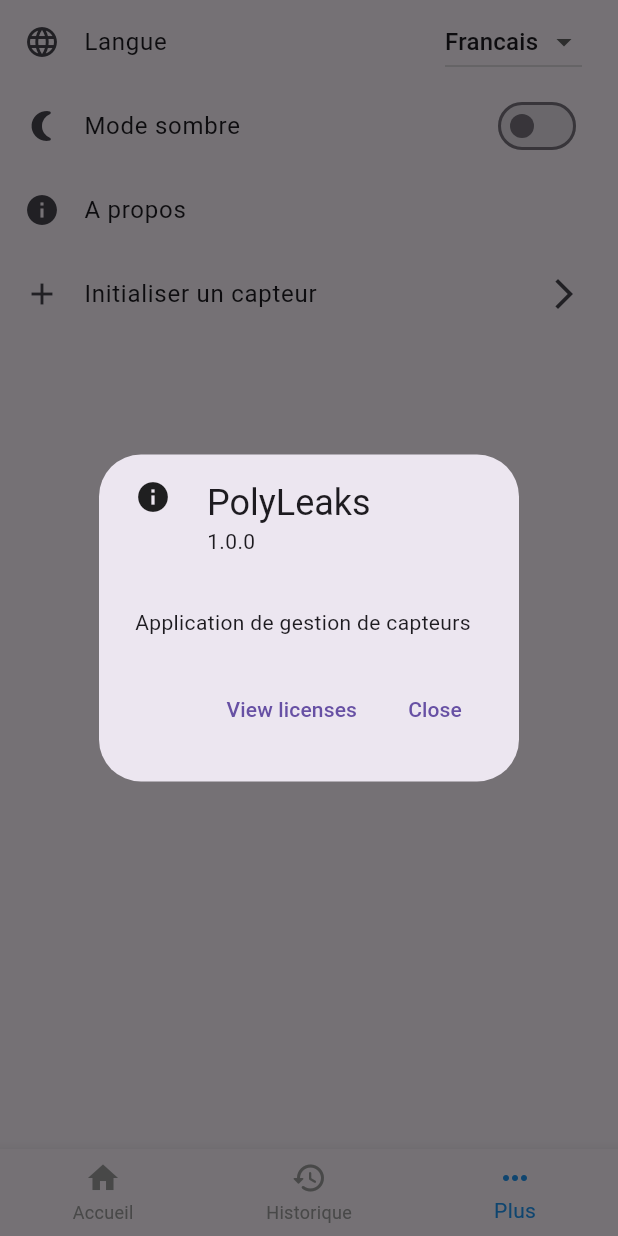
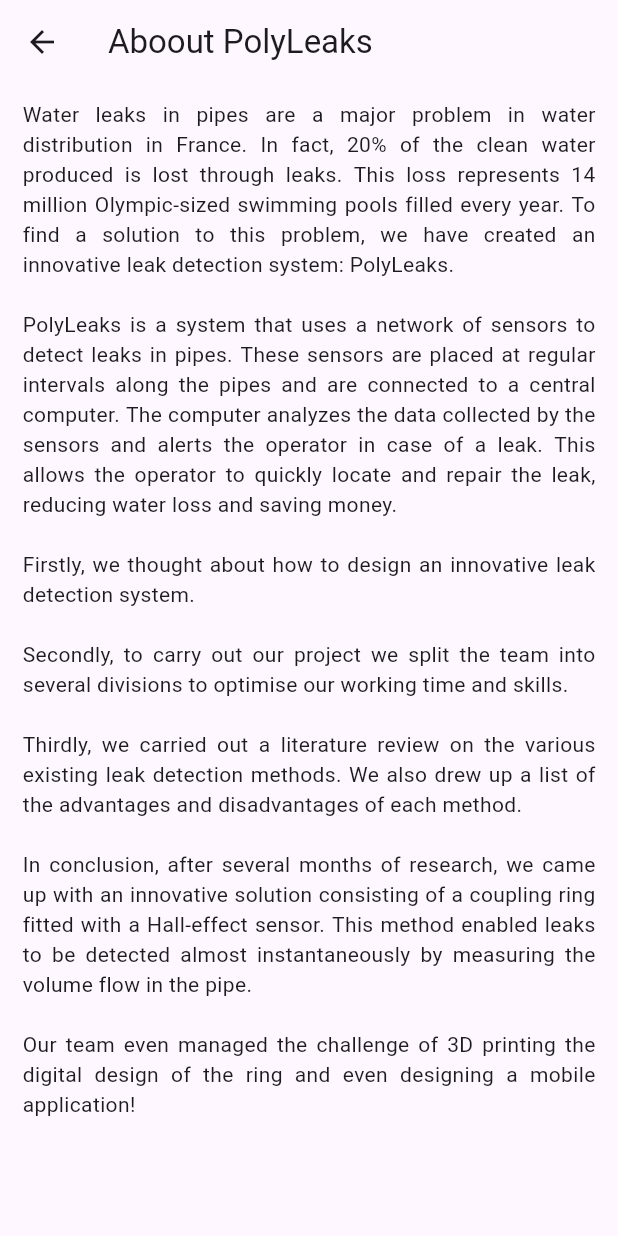
Before and after one commit to florianpetiot/polyleaks, a Flutter app: the screen it shows after launch, item 3 of the bottom bar chosen, after a tap on "A propos", on a phone screen of 412 x 824 dp. Run offline on Flutter 3.47's test engine with Material 3 defaults, Android fonts, the phone set to English and light mode, and no system bars; our stand-ins replace flutter_blue_plus, flutter_svg, geolocator, google_maps_flutter, isar, popover and 2 more; accounts and stored records are empty; generated files the repository leaves out were written again; statements that could not run were skipped.

Commit message:
initialisation de l'internationalisation de l'application TODO : fix bug lorsque l'on selectionne deux capteur depuis la page historique + continuer l'internationalisation de l'app

```diff
--- /dev/null
+++ b/l10n.yaml
@@ -0,0 +1,3 @@
+arb-dir: lib/l10n
+template-arb-file: app_fr.arb
+output-localization-file: app_localizations.dart
--- a/lib/components/bottom_sheet_details.dart
+++ b/lib/components/bottom_sheet_details.dart
@@ -163,7 +163,7 @@
 
     // si le slot est vide
       // mettre en mode perdu
-    else if (capteurState.getSlot(slot)["state"] == CapteurSlotState.recherche) {
+    else if (capteurState.getSlot(slot)["state"] == CapteurSlotState.recherche || capteurState.getSlot(slot)["state"] == CapteurSlotState.trouve){
       final dateFormat = DateFormat('dd/MM/yy HH:mm:ss');
       final dateFormatCible = DateFormat('yyyy-MM-ddTHH:mm:ssZ');
       final dateInitilalisationStrCible = dateFormatCible.format(dateFormat.parse(dateInitilalisationStr));
--- /dev/null
+++ b/lib/l10n/app_en.arb
@@ -0,0 +1,10 @@
+{
+    "aPropos0": "Aboout PolyLeaks",
+    "aPropos1": "Water leaks in pipes are a major problem in water distribution in France. In fact, 20% of the clean water produced is lost through leaks. This loss represents 14 million Olympic-sized swimming pools filled every year. To find a solution to this problem, we have created an innovative leak detection system: PolyLeaks.",
+    "aPropos2": "PolyLeaks is a system that uses a network of sensors to detect leaks in pipes. These sensors are placed at regular intervals along the pipes and are connected to a central computer. The computer analyzes the data collected by the sensors and alerts the operator in case of a leak. This allows the operator to quickly locate and repair the leak, reducing water loss and saving money.",
+    "aPropos3": "Firstly, we thought about how to design an innovative leak detection system.",
+    "aPropos4": "Secondly, to carry out our project we split the team into several divisions to optimise our working time and skills.",
+    "aPropos5": "Thirdly, we carried out a literature review on the various existing leak detection methods. We also drew up a list of the advantages and disadvantages of each method.",
+    "aPropos6": "In conclusion, after several months of research, we came up with an innovative solution consisting of a coupling ring fitted with a Hall-effect sensor. This method enabled leaks to be detected almost instantaneously by measuring the volume flow in the pipe.",
+    "aPropos7": "Our team even managed the challenge of 3D printing the digital design of the ring and even designing a mobile application!"
+}
--- /dev/null
+++ b/lib/l10n/l10n.dart
@@ -0,0 +1,8 @@
+import 'package:flutter/material.dart';
+
+class L10n {
+  static final all = [
+    const Locale('fr'),
+    const Locale('en'),
+  ];
+}
--- a/lib/main.dart
+++ b/lib/main.dart
@@ -1,6 +1,9 @@
 import 'package:flutter/material.dart';
 import 'package:flutter/services.dart';
+import 'package:flutter_localizations/flutter_localizations.dart';
 import 'package:polyleaks/database/polyleaks_database.dart';
+import 'package:polyleaks/l10n/l10n.dart';
+import 'package:flutter_gen/gen_l10n/app_localizations.dart';
 import 'package:polyleaks/pages/accueil/capteur_slot_provider.dart';
 import 'package:polyleaks/pages/accueil/page_accueil.dart';
 import 'package:polyleaks/pages/historique/page_historique.dart';
@@ -59,6 +62,13 @@
     return MaterialApp(
         navigatorKey: navigatorKey,
         debugShowCheckedModeBanner: false,
+        supportedLocales: L10n.all,
+        localizationsDelegates: const [
+          AppLocalizations.delegate,
+          GlobalMaterialLocalizations.delegate,
+          GlobalCupertinoLocalizations.delegate,
+          GlobalWidgetsLocalizations.delegate,
+        ],
         home: Scaffold(
           body: ecrans[indexEcran],
 
--- /dev/null
+++ b/lib/pages/plus/page_a_propos.dart
@@ -0,0 +1,58 @@
+import 'package:flutter/material.dart';
+import 'package:flutter_gen/gen_l10n/app_localizations.dart';
+
+class PageAPropos extends StatelessWidget {
+  const PageAPropos({super.key});
+
+  @override
+  Widget build(BuildContext context) {
+    return Scaffold(
+      appBar: AppBar(
+        title: Text(AppLocalizations.of(context)!.aPropos0),
+      ),
+      body: Padding(
+        padding: const EdgeInsets.symmetric(horizontal: 15),
+        child: ListView(
+          children: [
+            const SizedBox(height: 10),
+            Text(
+              AppLocalizations.of(context)!.aPropos1,
+              textAlign: TextAlign.justify,
+            ),
+            const SizedBox(height: 20),
+            Text(
+              AppLocalizations.of(context)!.aPropos2,
+              textAlign: TextAlign.justify,
+            ),
+            const SizedBox(height: 20),
+            Text(
+              AppLocalizations.of(context)!.aPropos3,
+              textAlign: TextAlign.justify,
+            ),
+            const SizedBox(height: 20),
+            Text(
+              AppLocalizations.of(context)!.aPropos4,
+              textAlign: TextAlign.justify,
+            ),
+            const SizedBox(height: 20),
+            Text(
+              AppLocalizations.of(context)!.aPropos5,
+              textAlign: TextAlign.justify,
+            ),
+            const SizedBox(height: 20),
+            Text(
+              AppLocalizations.of(context)!.aPropos6,
+              textAlign: TextAlign.justify,
+            ),
+            const SizedBox(height: 20),
+            Text(
+              AppLocalizations.of(context)!.aPropos7,
+              textAlign: TextAlign.justify,
+            ),
+            const SizedBox(height: 10),
+          ],
+        ),
+      ),
+    );
+  }
+}
--- a/lib/pages/plus/page_plus.dart
+++ b/lib/pages/plus/page_plus.dart
@@ -1,4 +1,5 @@
 import 'package:flutter/material.dart';
+import 'package:polyleaks/pages/plus/page_a_propos.dart';
 import 'package:polyleaks/pages/plus/page_initialisation.dart';
 
 class PagePlus extends StatefulWidget {
@@ -62,14 +63,11 @@
           title: const Text('A propos'),
           leading: const Icon(Icons.info),
           onTap: () {
-            showAboutDialog(
-              context: context,
-              applicationName: 'PolyLeaks',
-              applicationVersion: '1.0.0',
-              applicationIcon: const Icon(Icons.info),
-              children: const [
-                Text('Application de gestion de capteurs'),
-              ],
+            Navigator.push(
+              context,
+              MaterialPageRoute(
+                builder: (context) => const PageAPropos(),
+              ),
             );
           },
         ),
--- a/pubspec.yaml
+++ b/pubspec.yaml
@@ -30,6 +30,8 @@
 dependencies:
   flutter:
     sdk: flutter
+  flutter_localizations:
+    sdk: flutter
 
 
   # The following adds the Cupertino Icons font to your application.
@@ -40,7 +42,7 @@
   isar_flutter_libs: ^3.1.0+1
   path_provider: ^2.1.2
   flutter_blue_plus: ^1.31.13
-  intl: ^0.19.0
+  intl: ^0.18.1
   google_maps_flutter: ^2.5.3
   rive: ^0.12.4
   toastification: ^1.2.1
@@ -74,6 +76,8 @@
 
 # The following section is specific to Flutter packages.
 flutter:
+
+  generate: true
 
   # The following line ensures that the Material Icons font is
   # included with your application, so that you can use the icons in
```
Also changed, not shown: lib/l10n/app_fr.arb (added, +34 -0 lines), lib/pages/accueil/page_accueil.dart (+8 -10 lines), pubspec.lock.
